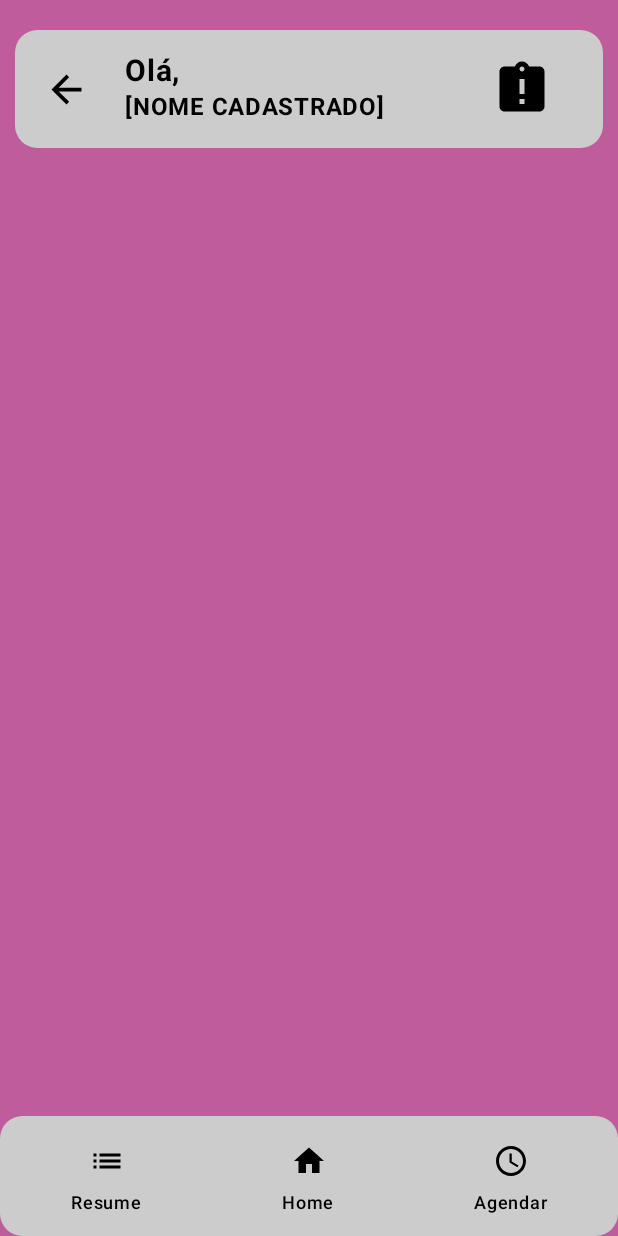
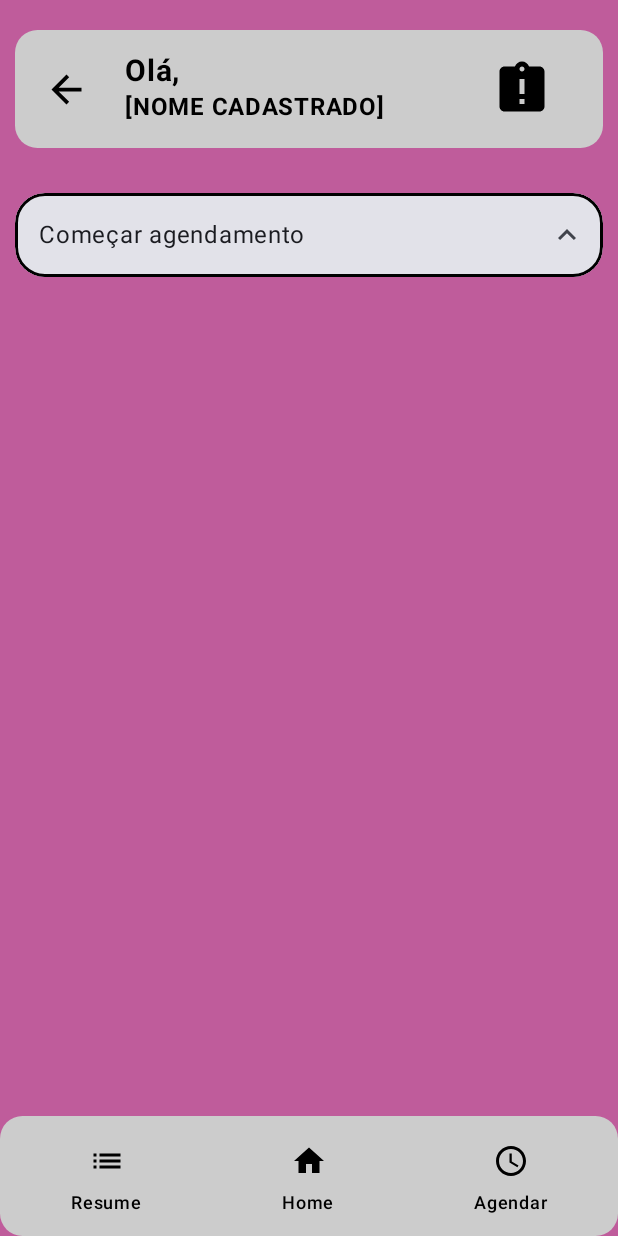
Before and after one commit to GabiNandes09/Cabeleila_Leila_DSIN, an Android app built with Jetpack Compose: the MainUi screen opened through its navigation route, on a phone screen of 412 x 824 dp. Run offline under Robolectric (Android 15) with nearby library versions, the phone set to English and light mode, and no system bars.

Commit message:
Layout MainPage Cliente iniciado

```diff
--- a/Cabeleleilaleila/app/src/main/java/com/gabrielfernandes/cabeleleilaleila/ui/screen/mainUI/MainUI.kt
+++ b/Cabeleleilaleila/app/src/main/java/com/gabrielfernandes/cabeleleilaleila/ui/screen/mainUI/MainUI.kt
@@ -1,5 +1,7 @@
 package com.gabrielfernandes.cabeleleilaleila.ui.screen.mainUI
 
+import android.os.Build
+import androidx.annotation.RequiresApi
 import androidx.compose.foundation.layout.Column
 import androidx.compose.foundation.layout.padding
 import androidx.compose.material3.Scaffold
@@ -12,7 +14,9 @@ import androidx.navigation.compose.rememberNavController
 import com.gabrielfernandes.cabeleleilaleila.R
 import com.gabrielfernandes.cabeleleilaleila.ui.screen.mainUI.components.HeadUI
 import com.gabrielfernandes.cabeleleilaleila.ui.screen.mainUI.components.MainBottonBar
+import com.gabrielfernandes.cabeleleilaleila.ui.screen.mainUI.components.MainPageUI
 
+@RequiresApi(Build.VERSION_CODES.O)
 @Composable
 fun MainUi(
     navController: NavController
@@ -25,7 +29,7 @@ fun MainUi(
         Column(
             modifier = Modifier.padding(paddingValues)
         ) {
-
+            MainPageUI()
         }
     }
 }
--- /dev/null
+++ b/Cabeleleilaleila/app/src/main/java/com/gabrielfernandes/cabeleleilaleila/ui/screen/mainUI/components/MainPageUI.kt
@@ -0,0 +1,231 @@
+package com.gabrielfernandes.cabeleleilaleila.ui.screen.mainUI.components
+
+import android.os.Build
+import androidx.annotation.RequiresApi
+import androidx.compose.animation.AnimatedVisibility
+import androidx.compose.foundation.border
+import androidx.compose.foundation.clickable
+import androidx.compose.foundation.interaction.MutableInteractionSource
+import androidx.compose.foundation.interaction.PressInteraction
+import androidx.compose.foundation.layout.Column
+import androidx.compose.foundation.layout.fillMaxSize
+import androidx.compose.foundation.layout.fillMaxWidth
+import androidx.compose.foundation.layout.padding
+import androidx.compose.foundation.layout.size
+import androidx.compose.foundation.lazy.LazyColumn
+import androidx.compose.foundation.shape.RoundedCornerShape
+import androidx.compose.material.icons.Icons
+import androidx.compose.material.icons.filled.KeyboardArrowDown
+import androidx.compose.material.icons.filled.KeyboardArrowUp
+import androidx.compose.material3.Button
+import androidx.compose.material3.ButtonDefaults
+import androidx.compose.material3.DatePicker
+import androidx.compose.material3.DropdownMenu
+import androidx.compose.material3.DropdownMenuItem
+import androidx.compose.material3.ExperimentalMaterial3Api
+import androidx.compose.material3.Icon
+import androidx.compose.material3.Scaffold
+import androidx.compose.material3.Text
+import androidx.compose.material3.TextField
+import androidx.compose.material3.rememberDatePickerState
+import androidx.compose.runtime.Composable
+import androidx.compose.runtime.LaunchedEffect
+import androidx.compose.runtime.getValue
+import androidx.compose.runtime.mutableStateOf
+import androidx.compose.runtime.remember
+import androidx.compose.runtime.setValue
+import androidx.compose.ui.Modifier
+import androidx.compose.ui.draw.clip
+import androidx.compose.ui.draw.shadow
+import androidx.compose.ui.graphics.Color
+import androidx.compose.ui.res.colorResource
+import androidx.compose.ui.tooling.preview.Preview
+import androidx.compose.ui.unit.dp
+import com.gabrielfernandes.cabeleleilaleila.R
+import kotlinx.coroutines.flow.collectLatest
+import java.time.Instant
+import java.time.ZoneOffset
+
+@RequiresApi(Build.VERSION_CODES.O)
+@Composable
+fun MainPageUI() {
+    Scaffold(
+        containerColor = colorResource(id = R.color.light_pink)
+    ) { paddingValues ->
+        Column(
+            modifier = Modifier.padding(paddingValues)
+        ) {
+            UserPageUI()
+        }
+    }
+
+}
+
+@RequiresApi(Build.VERSION_CODES.O)
+@Preview
+@Composable
+private fun Preview() {
+    MainPageUI()
+}
+
+
+@RequiresApi(Build.VERSION_CODES.O)
+@OptIn(ExperimentalMaterial3Api::class)
+@Composable
+fun UserPageUI() {
+    val datePickerState = rememberDatePickerState()
+    var selectedDate by remember {
+        mutableStateOf("")
+    }
+    var expanded by remember {
+        mutableStateOf(false)
+    }
+    var servico: String? by remember {
+        mutableStateOf(null)
+    }
+    var expandedService by remember {
+        mutableStateOf(false)
+    }
+    val listService by remember {
+        mutableStateOf(listOf("OP1", "OP2", "OP3"))
+    }
+
+    LazyColumn(
+        modifier = Modifier.fillMaxSize()
+    ) {
+        if (!expanded){
+            item {
+                TextField(
+                    value = "Começar agendamento",
+                    onValueChange = {},
+                    trailingIcon = {
+                        Icon(
+                            imageVector = if (expanded)
+                                Icons.Default.KeyboardArrowDown
+                            else
+                                Icons.Default.KeyboardArrowUp,
+                            contentDescription = null
+                        )
+                    },
+                    modifier = Modifier
+                        .padding(10.dp)
+                        .fillMaxWidth()
+                        .clip(RoundedCornerShape(20.dp))
+                        .shadow(3.dp, RoundedCornerShape(20.dp))
+                        .border(2.dp, Color.Black, RoundedCornerShape(20.dp)),
+                    readOnly = true,
+                    interactionSource = remember {
+                        MutableInteractionSource()
+                    }.also {
+                        LaunchedEffect(key1 = it) {
+                            it.interactions.collectLatest { interaction ->
+                                if (interaction is PressInteraction.Release) {
+                                    expanded = !expanded
+                                }
+                            }
+                        }
+                    }
+                )
+            }
+        }
+        item {
+            AnimatedVisibility(visible = expanded) {
+                Column {
+                    DatePicker(
+                        state = datePickerState,
+                        headline = { Text(text = "Selecione: ") }
+                    )
+                    Button(onClick = {
+                        datePickerState.selectedDateMillis?.let { millis ->
+                            val localDateTime = Instant.ofEpochMilli(millis)
+                                .atZone(ZoneOffset.UTC)
+                                .toLocalDate()
+                            selectedDate = localDateTime.toString()
+                        }
+                        expanded = false
+                    },
+                        colors = ButtonDefaults.buttonColors(
+                            containerColor = colorResource(id = R.color.pink)
+                        )
+                    ){
+                        Text(
+                            text = "Selecionar",
+                            color = Color.White
+                        )
+                    }
+                }
+            }
+        }
+        if (selectedDate.isNotEmpty()){
+            item {
+                TextField(
+                    value = selectedDate,
+                    onValueChange = {},
+                    modifier = Modifier
+                        .padding(10.dp)
+                        .fillMaxWidth()
+                        .clip(RoundedCornerShape(20.dp))
+                        .shadow(3.dp, RoundedCornerShape(20.dp))
+                        .border(2.dp, Color.Black, RoundedCornerShape(20.dp)),
+                    readOnly = true,
+                    label = { Text(text = "Data selecionada: ")}
+                )
+            }
+            item {
+                Column {
+                    TextField(
+                        value = servico ?: "",
+                        onValueChange = {},
+                        trailingIcon = {
+                            Icon(
+                                imageVector = if (expandedService)
+                                    Icons.Default.KeyboardArrowDown
+                                else
+                                    Icons.Default.KeyboardArrowUp,
+                                contentDescription = null
+                            )
+                        },
+                        modifier = Modifier
+                            .padding(10.dp)
+                            .fillMaxWidth()
+                            .clip(RoundedCornerShape(20.dp))
+                            .shadow(3.dp, RoundedCornerShape(20.dp))
+                            .border(2.dp, Color.Black, RoundedCornerShape(20.dp)),
+                        readOnly = true,
+                        interactionSource = remember {
+                            MutableInteractionSource()
+                        }
+                            .also {
+                                LaunchedEffect(key1 = it) {
+                                    it.interactions.collectLatest { interaction ->
+                                        if (interaction is PressInteraction.Release) {
+                                            expandedService = !expandedService
+                                        }
+                                    }
+                                }
+                            }
+                    )
+                    DropdownMenu(
+                        expanded = expandedService,
+                        onDismissRequest = { expandedService = !expandedService })
+                    {
+                        listService.forEach { service ->
+                            DropdownMenuItem(
+                                text = { Text(text = service) },
+                                onClick = {
+                                    servico = service
+                                    expandedService = !expandedService
+                                }
+                            )
+                        }
+                    }
+                }
+            }
+        }
+
+
+
+
+
+    }
+}
```
